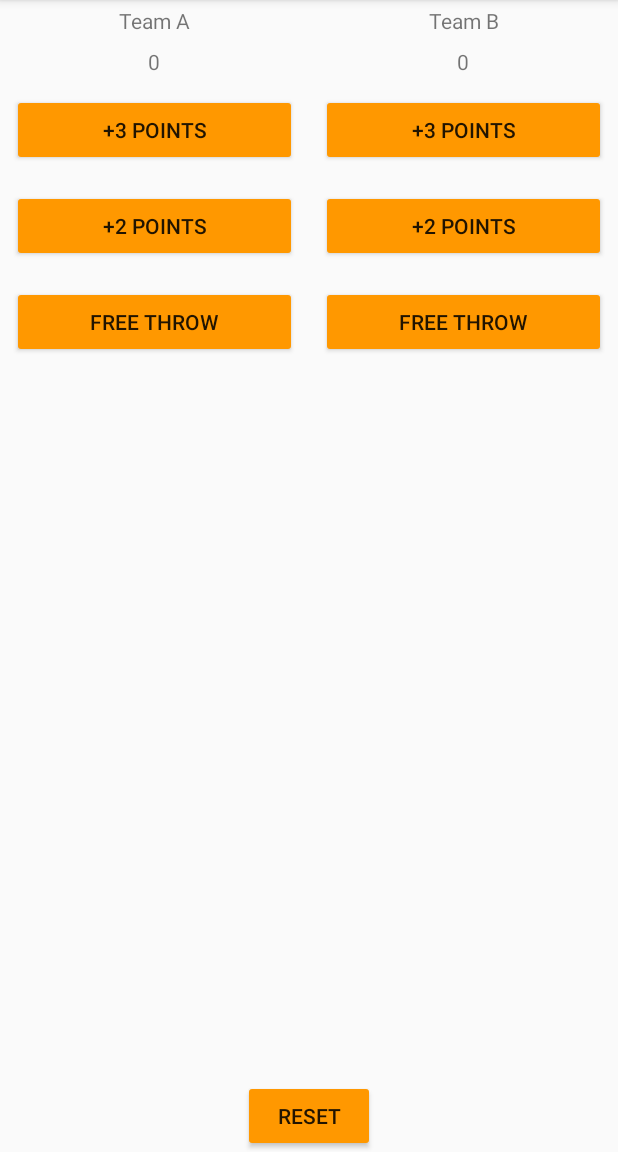
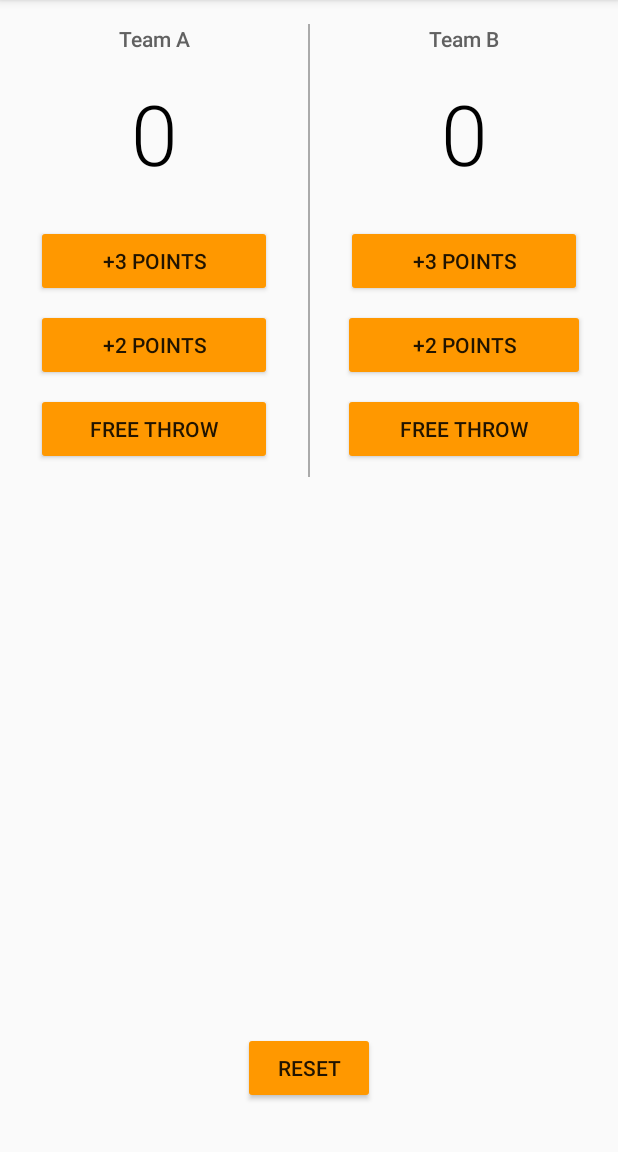
Before and after one commit to harshdeep-kanhai/court-counter, an Android app: the screen it shows after launch (MainActivity), on a phone screen of 412 x 824 dp, the part 84-1236 px from its top. Run offline under Robolectric (Android 15) with nearby library versions, the phone set to English and light mode, and no system bars.

Commit message:
Make the app pretty

```diff
--- a/app/src/main/res/layout/activity_main.xml
+++ b/app/src/main/res/layout/activity_main.xml
@@ -1,17 +1,74 @@
-<?xml version="1.0" encoding="utf-8"?>
 <RelativeLayout xmlns:android="http://schemas.android.com/apk/res/android"
     xmlns:tools="http://schemas.android.com/tools"
     android:layout_width="match_parent"
-    android:layout_height="match_parent">
+    android:layout_height="match_parent"
+    tools:context=".MainActivity">
 
     <LinearLayout
         android:layout_width="match_parent"
-        android:layout_height="match_parent"
-        android:layout_alignParentLeft="true"
-        android:layout_alignParentStart="true"
-        android:layout_alignParentTop="true"
-        android:layout_weight="1"
+        android:layout_height="wrap_content"
         android:orientation="horizontal">
+
+        <LinearLayout
+            android:layout_width="0dp"
+            android:layout_height="wrap_content"
+            android:layout_weight="1"
+            android:orientation="vertical">
+
+            <TextView
+                android:layout_width="match_parent"
+                android:layout_height="wrap_content"
+                android:fontFamily="sans-serif-medium"
+                android:gravity="center"
+                android:padding="16dp"
+                android:text="Team A"
+                android:textColor="#616161"
+                android:textSize="14sp" />
+
+            <TextView
+                android:id="@+id/team_a_score"
+                android:layout_width="match_parent"
+                android:layout_height="wrap_content"
+                android:fontFamily="sans-serif-light"
+                android:gravity="center"
+                android:paddingBottom="24dp"
+                android:text="0"
+                android:textColor="#000000"
+                android:textSize="56sp" />
+
+            <Button
+                android:layout_width="match_parent"
+                android:layout_height="wrap_content"
+                android:layout_marginBottom="8dp"
+                android:layout_marginLeft="24dp"
+                android:layout_marginRight="24dp"
+                android:onClick="addThreeForTeamA"
+                android:text="+3 Points" />
+
+            <Button
+                android:layout_width="match_parent"
+                android:layout_height="wrap_content"
+                android:layout_marginBottom="8dp"
+                android:layout_marginLeft="24dp"
+                android:layout_marginRight="24dp"
+                android:onClick="addTwoForTeamA"
+                android:text="+2 Points" />
+
+            <Button
+                android:layout_width="match_parent"
+                android:layout_height="wrap_content"
+                android:layout_marginBottom="8dp"
+                android:layout_marginLeft="24dp"
+                android:layout_marginRight="24dp"
+                android:onClick="addOneForTeamA"
+                android:text="Free throw" />
+        </LinearLayout>
+
+        <View
+            android:layout_width="1dp"
+            android:layout_height="match_parent"
+            android:layout_marginTop="16dp"
+            android:background="@android:color/darker_gray" />
 
         <LinearLayout
             android:layout_width="0dp"
@@ -22,84 +79,51 @@
             <TextView
                 android:layout_width="match_parent"
                 android:layout_height="wrap_content"
+                android:fontFamily="sans-serif-medium"
                 android:gravity="center"
-                android:padding="4dp"
-                android:text="Team A" />
-
-            <TextView
-                android:id="@+id/team_a_score"
-                android:layout_width="match_parent"
-                android:layout_height="wrap_content"
-                android:gravity="center"
-                android:padding="4dp"
-                android:text="0" />
-
-            <Button
-                android:layout_width="match_parent"
-                android:layout_height="wrap_content"
-                android:layout_margin="8dp"
-                android:onClick="addThreeForTeamA"
-                android:text="+3 Points" />
-
-            <Button
-                android:layout_width="match_parent"
-                android:layout_height="wrap_content"
-                android:layout_margin="8dp"
-                android:onClick="addTwoForTeamA"
-                android:text="+2 Points" />
-
-            <Button
-                android:layout_width="match_parent"
-                android:layout_height="wrap_content"
-                android:layout_margin="8dp"
-                android:onClick="addOneForTeamA"
-                android:text="Free throw" />
-
-        </LinearLayout>
-
-        <LinearLayout
-            android:layout_width="0dp"
-            android:layout_height="match_parent"
-            android:layout_weight="1"
-            android:orientation="vertical">
-
-            <TextView
-                android:layout_width="match_parent"
-                android:layout_height="wrap_content"
-                android:gravity="center"
-                android:padding="4dp"
-                android:text="Team B" />
+                android:padding="16dp"
+                android:text="Team B"
+                android:textColor="#616161"
+                android:textSize="14sp" />
 
             <TextView
                 android:id="@+id/team_b_score"
                 android:layout_width="match_parent"
                 android:layout_height="wrap_content"
+                android:fontFamily="sans-serif-light"
                 android:gravity="center"
-                android:padding="4dp"
-                android:text="0" />
+                android:paddingBottom="24dp"
+                android:text="0"
+                android:textColor="#000000"
+                android:textSize="56sp" />
 
             <Button
                 android:layout_width="match_parent"
                 android:layout_height="wrap_content"
-                android:layout_margin="8dp"
+                android:layout_marginBottom="8dp"
+                android:layout_marginLeft="24dp"
+                android:layout_marginRight="24dp"
                 android:onClick="addThreeForTeamB"
                 android:text="+3 Points" />
 
             <Button
                 android:layout_width="match_parent"
                 android:layout_height="wrap_content"
-                android:layout_margin="8dp"
+                android:layout_marginBottom="8dp"
+                android:layout_marginLeft="22dp"
+                android:layout_marginRight="22dp"
                 android:onClick="addTwoForTeamB"
                 android:text="+2 Points" />
 
             <Button
                 android:layout_width="match_parent"
                 android:layout_height="wrap_content"
-                android:layout_margin="8dp"
+                android:layout_marginBottom="8dp"
+                android:layout_marginLeft="22dp"
+                android:layout_marginRight="22dp"
                 android:onClick="addOneForTeamB"
                 android:text="Free throw" />
         </LinearLayout>
-
     </LinearLayout>
 
     <Button
@@ -107,7 +131,8 @@
         android:layout_height="wrap_content"
         android:layout_alignParentBottom="true"
         android:layout_centerHorizontal="true"
-        android:text="Reset"
-        android:onClick="resetScore" />
+        android:layout_marginBottom="32dp"
+        android:onClick="resetScore"
+        android:text="Reset" />
 
 </RelativeLayout>
```
